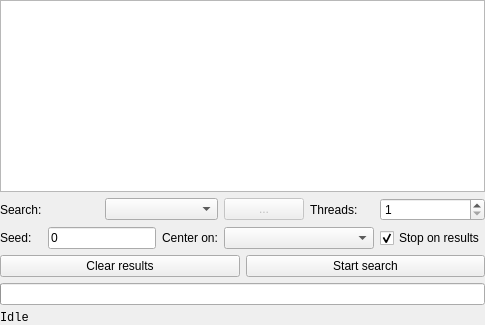
jacobjennings/cubiomes-viewer, file src/formsearchcontrol.ui: the form before one commit.
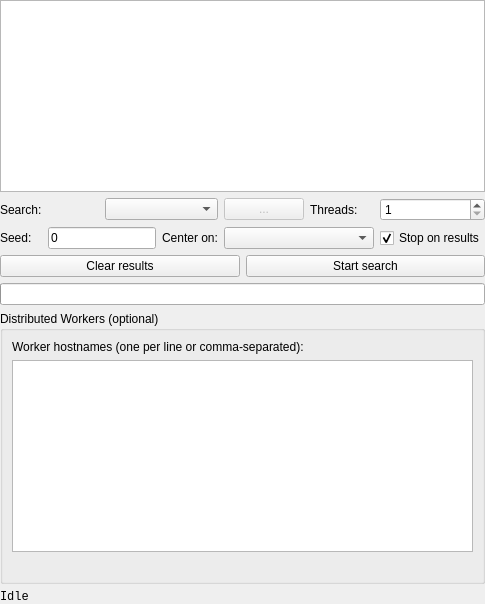
The form after the commit. Icons and pictures are not drawn. Custom widgets are drawn as their Qt base class.

Commit message: Add distributed worker system and profiling (EXPERIMENTAL)

What changed in the file:
```diff
--- a/src/formsearchcontrol.ui
+++ b/src/formsearchcontrol.ui
@@ -98,7 +98,7 @@
        </property>
       </widget>
      </item>
-     <item row="4" column="0" colspan="7">
+     <item row="6" column="0" colspan="7">
       <widget class="QLabel" name="labelStatus">
        <property name="font">
         <font>
@@ -198,7 +198,48 @@
        </property>
       </widget>
      </item>
-     <item row="3" column="0" colspan="7">
+     <item row="5" column="0" colspan="7">
+      <widget class="QGroupBox" name="groupWorkers">
+       <property name="title">
+        <string>Distributed Workers (optional)</string>
+       </property>
+       <layout class="QVBoxLayout" name="verticalLayoutWorkers">
+        <item>
+         <widget class="QLabel" name="labelWorkers">
+          <property name="text">
+           <string>Worker hostnames (one per line or comma-separated):</string>
+          </property>
+         </widget>
+        </item>
+        <item>
+         <widget class="QPlainTextEdit" name="textWorkers">
+          <property name="maximumBlockCount">
+           <number>100</number>
+          </property>
+          <property name="toolTip">
+           <string>Enter hostnames or IP addresses of worker machines. Workers must be started with --worker-mode option.</string>
+          </property>
+         </widget>
+        </item>
+        <item>
+         <widget class="QLabel" name="labelWorkerStats">
+          <property name="font">
+           <font>
+            <family>Monospace</family>
+           </font>
+          </property>
+          <property name="text">
+           <string/>
+          </property>
+          <property name="toolTip">
+           <string>Real-time processing speed for each connected worker</string>
+          </property>
+         </widget>
+        </item>
+       </layout>
+      </widget>
+     </item>
+     <item row="4" column="0" colspan="7">
       <widget class="QProgressBar" name="progressBar">
        <property name="font">
         <font>
```
The commit also changes 19 other files.
